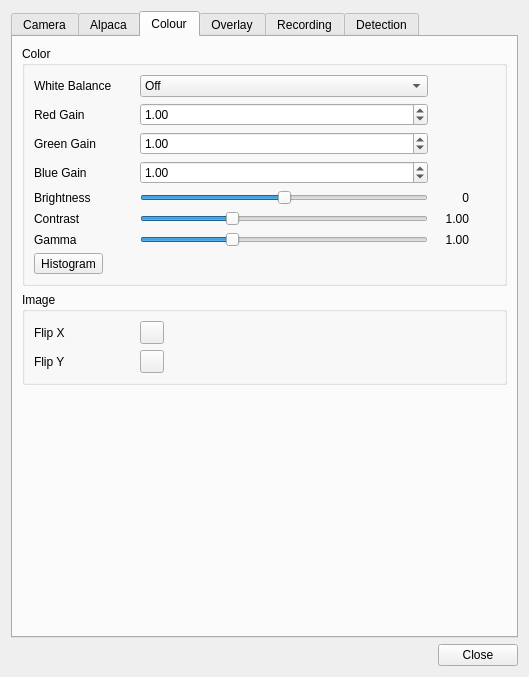
This is plugins/feature/camera/camerasettingsdialog.ui in srcejon/sdrangel as Qt 5 draws it before an edit. The edited form follows.
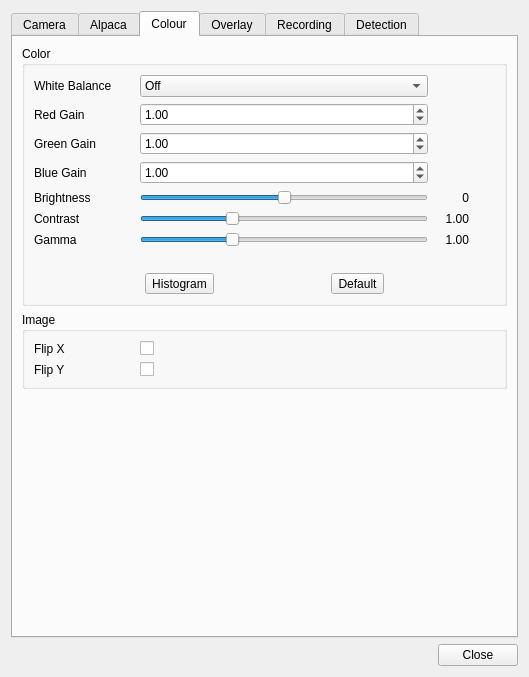
This is the edited form. The open tabs and pages were chosen to show the change. Icons and pictures are not drawn. Custom widgets are drawn as their Qt base class.

Commit message: Add default colour settings button

```diff
--- a/plugins/feature/camera/camerasettingsdialog.ui
+++ b/plugins/feature/camera/camerasettingsdialog.ui
@@ -802,16 +802,6 @@
             </property>
            </widget>
           </item>
-          <item row="7" column="0">
-           <widget class="QToolButton" name="histogramButton">
-            <property name="toolTip">
-             <string>Show histogram</string>
-            </property>
-            <property name="text">
-             <string>Histogram</string>
-            </property>
-           </widget>
-          </item>
           <item row="3" column="0">
            <widget class="QLabel" name="postProcessWhiteBalanceBlueGainLabel">
             <property name="text">
@@ -908,6 +898,46 @@
             </property>
            </widget>
           </item>
+          <item row="7" column="0">
+           <spacer name="verticalSpacer_6">
+            <property name="orientation">
+             <enum>Qt::Orientation::Vertical</enum>
+            </property>
+            <property name="sizeType">
+             <enum>QSizePolicy::Policy::Preferred</enum>
+            </property>
+            <property name="sizeHint" stdset="0">
+             <size>
+              <width>20</width>
+              <height>20</height>
+             </size>
+            </property>
+           </spacer>
+          </item>
+          <item row="9" column="0" colspan="4">
+           <layout class="QHBoxLayout" name="horizontalLayout_7">
+            <item>
+             <widget class="QToolButton" name="histogramButton">
+              <property name="toolTip">
+               <string>Show histogram</string>
+              </property>
+              <property name="text">
+               <string>Histogram</string>
+              </property>
+             </widget>
+            </item>
+            <item>
+             <widget class="QToolButton" name="defaultColorSettingsButton">
+              <property name="toolTip">
+               <string>Reset color settings to their default values</string>
+              </property>
+              <property name="text">
+               <string>Default</string>
+              </property>
+             </widget>
+            </item>
+           </layout>
+          </item>
          </layout>
         </widget>
        </item>
@@ -930,16 +960,6 @@
             </property>
            </widget>
           </item>
-          <item row="0" column="1">
-           <widget class="ButtonSwitch" name="flipXButton">
-            <property name="toolTip">
-             <string>Flip the image horizontally</string>
-            </property>
-            <property name="text">
-             <string/>
-            </property>
-           </widget>
-          </item>
           <item row="1" column="0">
            <widget class="QLabel" name="flipYLabel">
             <property name="text">
@@ -947,8 +967,18 @@
             </property>
            </widget>
           </item>
+          <item row="0" column="1">
+           <widget class="QCheckBox" name="flipXButton">
+            <property name="toolTip">
+             <string>Flip the image horizontally</string>
+            </property>
+            <property name="text">
+             <string/>
+            </property>
+           </widget>
+          </item>
           <item row="1" column="1">
-           <widget class="ButtonSwitch" name="flipYButton">
+           <widget class="QCheckBox" name="flipYButton">
             <property name="toolTip">
              <string>Flip the image vertically</string>
             </property>
@@ -1921,13 +1951,6 @@
    </item>
   </layout>
  </widget>
- <customwidgets>
-  <customwidget>
-   <class>ButtonSwitch</class>
-   <extends>QToolButton</extends>
-   <header>gui/buttonswitch.h</header>
-  </customwidget>
- </customwidgets>
  <resources>
   <include location="../../../sdrgui/resources/res.qrc"/>
  </resources>
```
Left out of the diff: 2 changed lines with no effect on the pictures. The commit also changes 2 other files.
